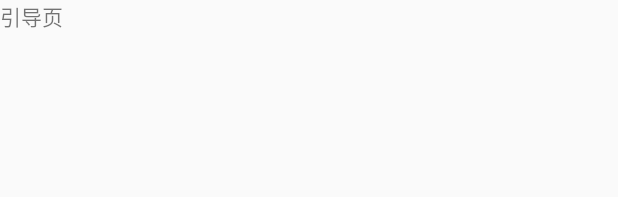
After one commit to luruiqian/imitateSuiShouJi, an Android app: the layout activity_guide.xml on its own in the app's theme, with its tools: preview values and no code run, on a phone screen of 412 x 824 dp. The commit adds this screen. Shown: the top 197 px of the screen. Run offline under Robolectric (Android 15) with nearby library versions, the phone set to English and light mode, and no system bars.

```diff
--- /dev/null
+++ b/Cashbook/app/src/main/res/layout/activity_guide.xml
@@ -0,0 +1,11 @@
+<?xml version="1.0" encoding="utf-8"?>
+<android.support.constraint.ConstraintLayout xmlns:android="http://schemas.android.com/apk/res/android"
+    android:layout_width="match_parent"
+    android:layout_height="match_parent">
+
+    <TextView
+        android:id="@+id/activity_guide_experience"
+        android:layout_width="wrap_content"
+        android:layout_height="wrap_content"
+        android:text="引导页" />
+</android.support.constraint.ConstraintLayout>
```
Also changed, not shown: Cashbook/app/src/main/AndroidManifest.xml (+13 -1 lines), Cashbook/app/src/main/java/com/cashbook/cashbook/MainActivity.java (+12 -12 lines), Cashbook/app/src/main/java/com/cashbook/cashbook/Receiver/PushReceiver.java (renamed from Cashbook/app/src/main/java/com/cashbook/cashbook/receiver/PushReceiver.java, +23 -11 lines), Cashbook/app/src/main/java/com/cashbook/cashbook/activity/GuideActivity.kt (added, +20 -0 lines), Cashbook/app/src/main/java/com/cashbook/cashbook/activity/LauncherActivity.kt (added, +39 -0 lines), Cashbook/app/src/main/res/layout/activity_launcher.xml (added, +12 -0 lines).
